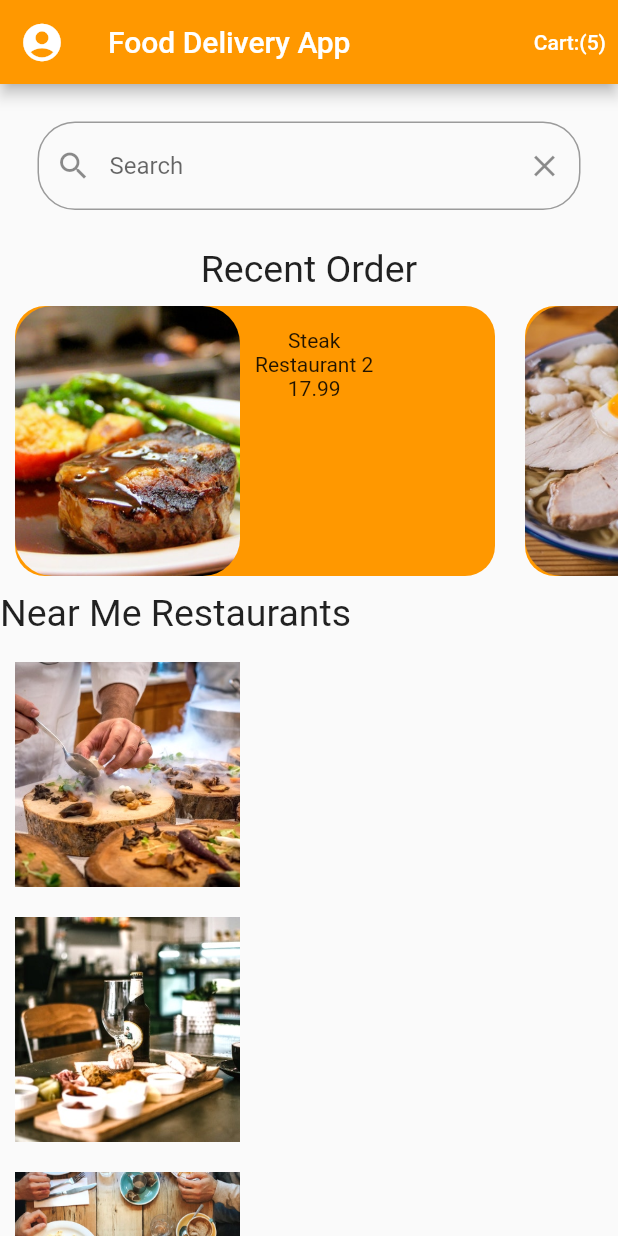
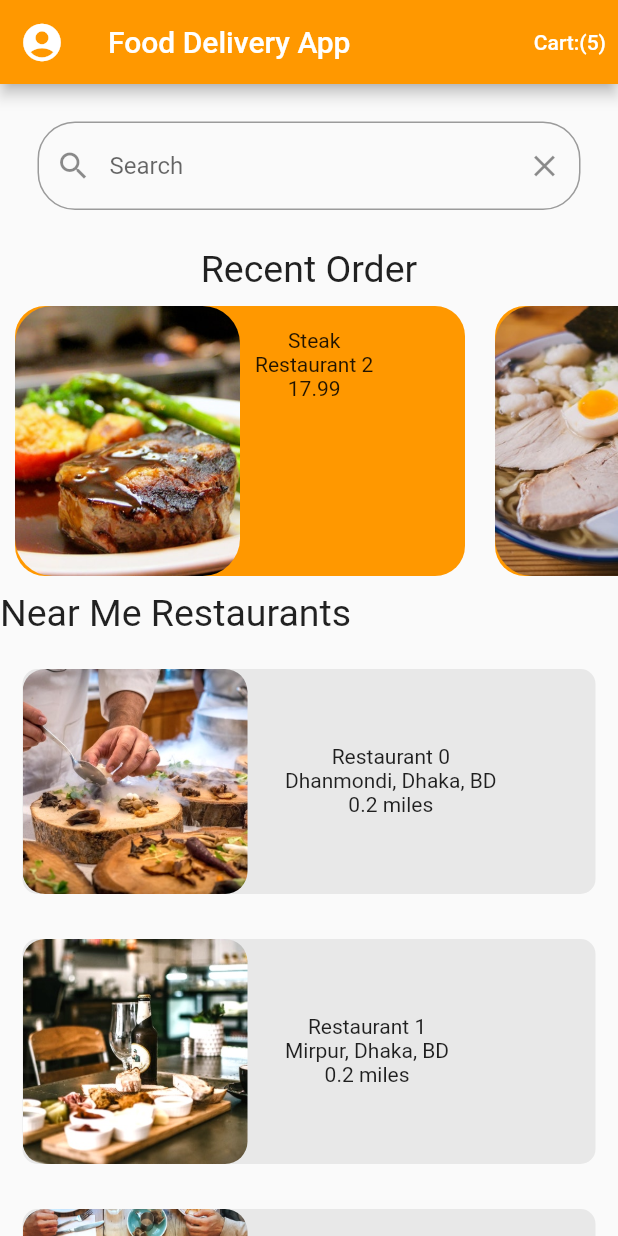
Before and after one commit to alamin144061/food_delivery_ui, a Flutter app: the screen it shows after launch, on a phone screen of 412 x 824 dp. Run offline on Flutter 3.47's test engine with Material 2 defaults, Android fonts, the phone set to English and light mode, and no system bars.

Commit message:
final commit

```diff
--- a/food_ui/lib/screen/home_screen.dart
+++ b/food_ui/lib/screen/home_screen.dart
@@ -4,9 +4,13 @@ import 'package:flutter/material.dart';
 import 'package:flutter/src/foundation/key.dart';
 import 'package:flutter/src/widgets/framework.dart';
 import 'package:food_ui/data/data.dart';
+import 'package:food_ui/data/data.dart';
 import 'package:food_ui/models/restaurant.dart';
 import 'package:food_ui/screen/recent_order.dart';
 import 'package:food_ui/screen/restaurant_screen.dart';
+
+import '../data/data.dart';
+import '../data/data.dart';
 
 class HomeScreen extends StatefulWidget {
   const HomeScreen({Key? key}) : super(key: key);
@@ -27,17 +31,36 @@ class _HomeScreenState extends State<HomeScreen> {
                   )));
         },
         child: Container(
+          height: 150,
+          margin: EdgeInsets.all(15),
+          decoration: BoxDecoration(
+            borderRadius: BorderRadius.circular(10),
+            color: Colors.grey.withOpacity(.2),
+          ),
           child: Row(
+            //  mainAxisAlignment: MainAxisAlignment.spaceBetween,
             children: [
               ClipRRect(
                 borderRadius: BorderRadius.circular(15),
-                child: Padding(
-                  padding: const EdgeInsets.all(10.0),
-                  child: Image(
-                      height: 150,
-                      width: 150,
-                      fit: BoxFit.cover,
-                      image: AssetImage("${restaurant.imageUrl}")),
+                child: Image(
+                    height: 150,
+                    width: 150,
+                    fit: BoxFit.cover,
+                    image: AssetImage("${restaurant.imageUrl}")),
+              ),
+              SizedBox(
+                width: 25,
+              ),
+              Padding(
+                padding: const EdgeInsets.symmetric(vertical: 50),
+                child: Center(
+                  child: Column(
+                    children: [
+                      Text("${restaurant.name}"),
+                      Text("${restaurant.address}"),
+                      Text("0.2 miles"),
+                    ],
+                  ),
                 ),
               ),
             ],
--- a/food_ui/lib/screen/recent_order.dart
+++ b/food_ui/lib/screen/recent_order.dart
@@ -11,7 +11,7 @@ class RecentOrder extends StatelessWidget {
   buildOrder(BuildContext context, order) {
     return Container(
       margin: EdgeInsets.all(10),
-      width: 320,
+      width: 300,
       decoration: BoxDecoration(
         borderRadius: BorderRadius.circular(20),
         color: Colors.orange,
@@ -54,6 +54,7 @@ class RecentOrder extends StatelessWidget {
         Container(
           height: 200,
           child: ListView.builder(
+              shrinkWrap: true,
               scrollDirection: Axis.horizontal,
               itemCount: currentUser.orders!.length,
               itemBuilder: (context, index) {
--- a/food_ui/lib/screen/restaurant_screen.dart
+++ b/food_ui/lib/screen/restaurant_screen.dart
@@ -30,12 +30,19 @@ class _RestaurantScreenState extends State<RestaurantScreen> {
               Row(
                 mainAxisAlignment: MainAxisAlignment.spaceBetween,
                 children: [
-                  Text("${widget.restaurant!.name}"),
-                  Text("${widget.restaurant!.address}"),
+                  Column(
+                    children: [
+                      Text("${widget.restaurant!.name}"),
+                      Text("${widget.restaurant!.address}"),
+                    ],
+                  ),
+                  Text('0.5 miles'),
                 ],
               ),
-              Text('0.5 miles'),
             ],
+          ),
+          SizedBox(
+            height: 10,
           ),
           Row(
             mainAxisAlignment: MainAxisAlignment.spaceAround,
```
Also changed, not shown: food_ui/pubspec.lock.
